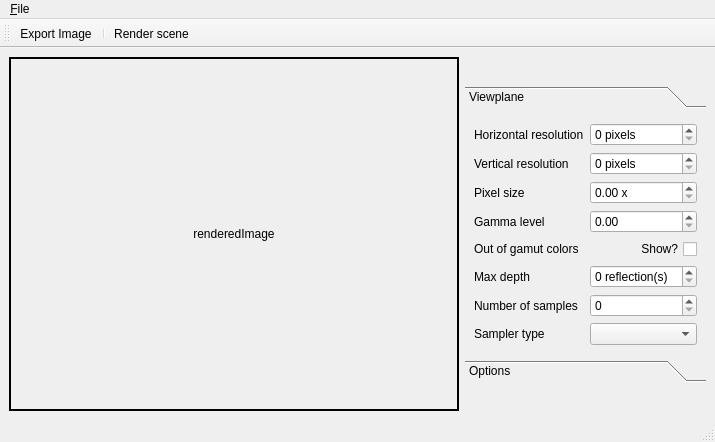
The window that lib/mainwindow.ui (thiagowfx/raytracer-lcg-2014) describes before a commit, drawn with Qt 5.
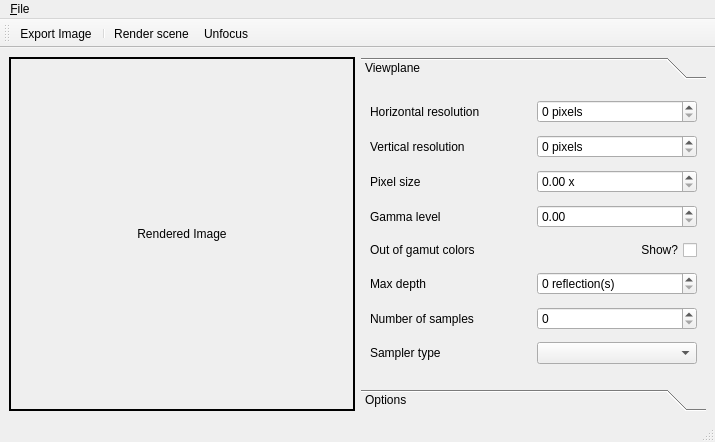
The same window after the commit. Icons and pictures are not drawn.

Commit message: Added auto-rendering, fixed toolbox layout

What changed in the file:
```diff
--- a/lib/mainwindow.ui
+++ b/lib/mainwindow.ui
@@ -30,7 +30,7 @@
        <number>2</number>
       </property>
       <property name="text">
-       <string>renderedImage</string>
+       <string>Rendered Image</string>
       </property>
       <property name="alignment">
        <set>Qt::AlignCenter</set>
@@ -43,7 +43,7 @@
     <item>
      <widget class="QToolBox" name="toolBox">
       <property name="sizePolicy">
-       <sizepolicy hsizetype="Maximum" vsizetype="Maximum">
+       <sizepolicy hsizetype="Minimum" vsizetype="Minimum">
         <horstretch>0</horstretch>
         <verstretch>0</verstretch>
        </sizepolicy>
@@ -53,8 +53,8 @@
         <rect>
          <x>0</x>
          <y>0</y>
-         <width>257</width>
-         <height>264</height>
+         <width>345</width>
+         <height>279</height>
         </rect>
        </property>
        <attribute name="label">
@@ -248,6 +248,7 @@
    <addaction name="actionExport_Image"/>
    <addaction name="separator"/>
    <addaction name="actionRender_scene"/>
+   <addaction name="actionUnfocus"/>
   </widget>
   <action name="actionQuit">
    <property name="icon">
@@ -294,6 +295,14 @@
     <string>Ctrl+S</string>
    </property>
   </action>
+  <action name="actionUnfocus">
+   <property name="text">
+    <string>Unfocus</string>
+   </property>
+   <property name="toolTip">
+    <string>Unfocus</string>
+   </property>
+  </action>
  </widget>
  <resources>
   <include location="resources.qrc"/>
```
Left out of the diff: 4 changed lines with no effect on the pictures. The commit also changes 2 other files.
